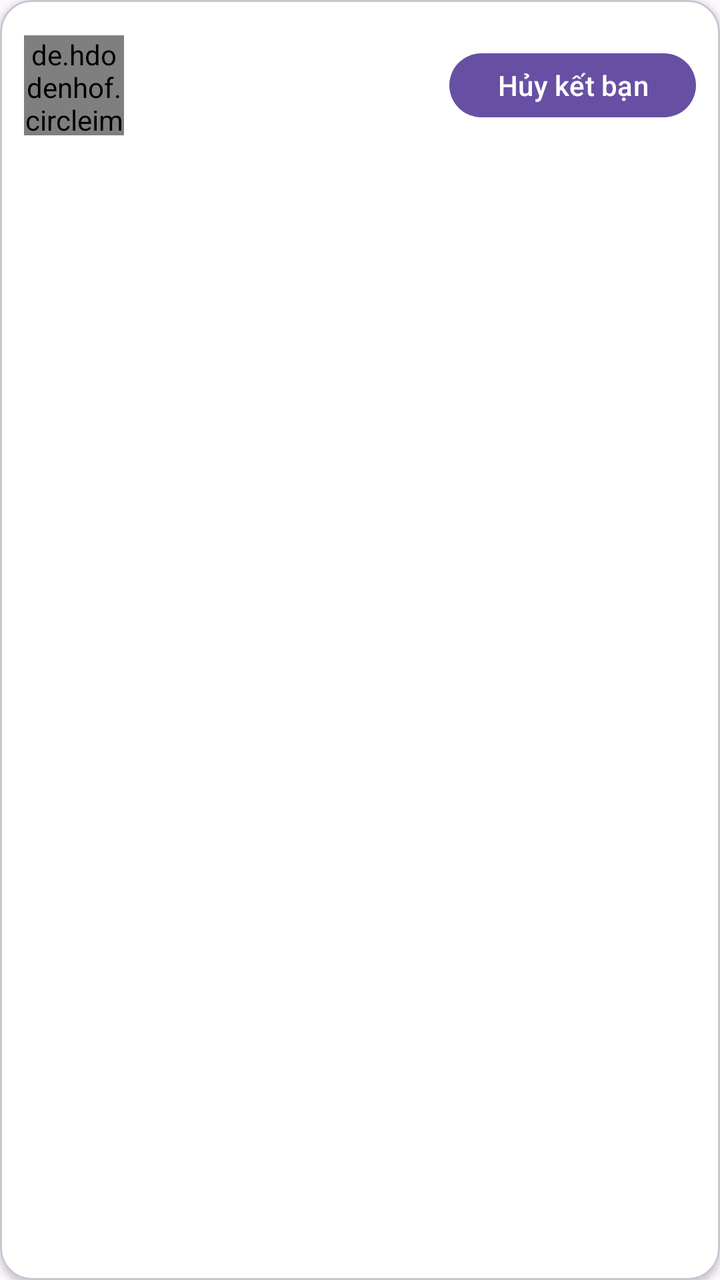
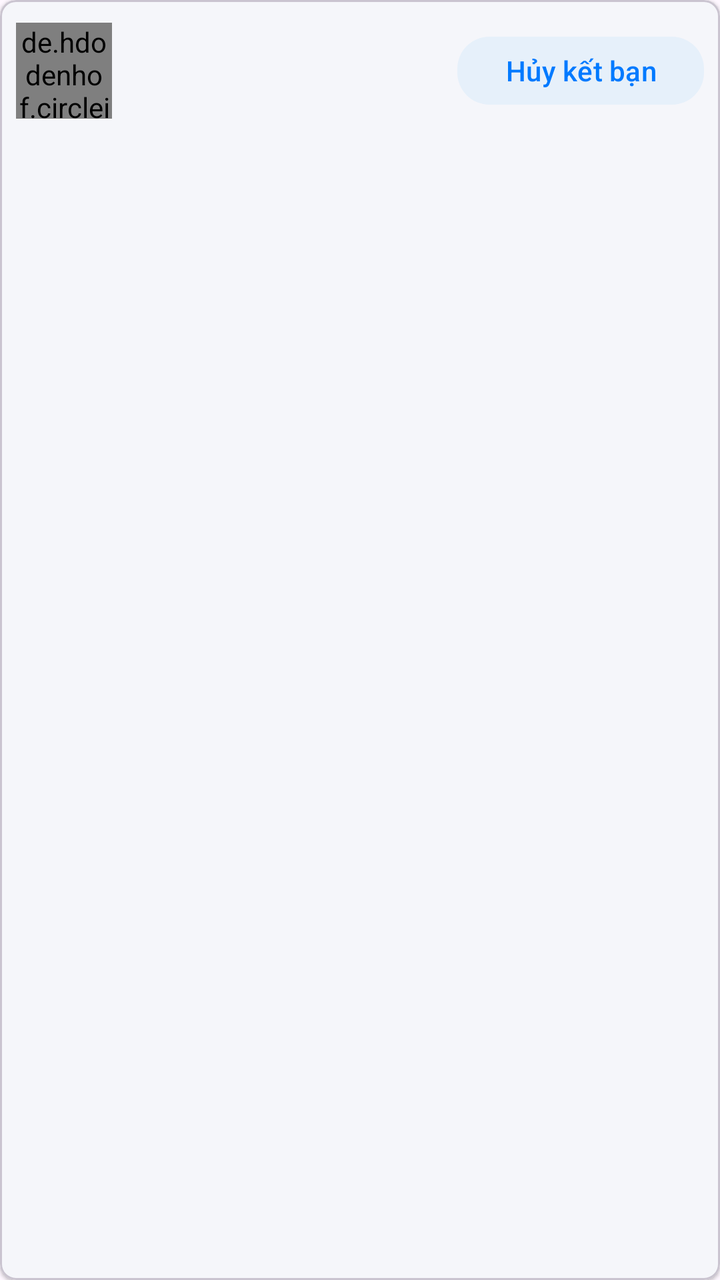

Two renders of the same Android screen: before a commit and after it. Below are the layout's source before the change and the commit's diff.
<!-- AndroidManifest.xml: application theme Theme.VibeChat -->
<!-- res/layout/item_friend.xml -->
<?xml version="1.0" encoding="utf-8"?>
<com.google.android.material.card.MaterialCardView xmlns:android="http://schemas.android.com/apk/res/android"
    xmlns:app="http://schemas.android.com/apk/res-auto"
    android:layout_width="match_parent"
    android:layout_height="wrap_content"
    android:layout_marginHorizontal="16dp"
    android:layout_marginVertical="4dp"
    app:cardBackgroundColor="@color/colorSurface"
    app:cardCornerRadius="16dp"
    app:cardElevation="2dp">

    <androidx.constraintlayout.widget.ConstraintLayout
        android:layout_width="match_parent"
        android:layout_height="wrap_content"
        android:padding="12dp">

        <de.hdodenhof.circleimageview.CircleImageView
            android:id="@+id/profileImageView"
            android:layout_width="50dp"
            android:layout_height="50dp"
            android:src="@drawable/default_avatar"
            app:civ_border_color="@color/colorBackground"
            app:civ_border_width="1dp"
            app:layout_constraintBottom_toBottomOf="parent"
            app:layout_constraintStart_toStartOf="parent"
            app:layout_constraintTop_toTopOf="parent" />

        <LinearLayout
            android:layout_width="0dp"
            android:layout_height="wrap_content"
            android:layout_marginStart="12dp"
            android:layout_marginEnd="12dp"
            android:orientation="vertical"
            app:layout_constraintBottom_toBottomOf="parent"
            app:layout_constraintEnd_toStartOf="@id/unfriendButton"
            app:layout_constraintStart_toEndOf="@id/profileImageView"
            app:layout_constraintTop_toTopOf="parent">

            <TextView
                android:id="@+id/friendNameTextView"
                android:layout_width="match_parent"
                android:layout_height="wrap_content"
                android:ellipsize="end"
                android:maxLines="1"
                android:textColor="@color/colorTextPrimary"
                android:textSize="16sp"
                android:textStyle="bold" />

            <TextView
                android:id="@+id/lastMessageTextView"
                android:layout_width="match_parent"
                android:layout_height="wrap_content"
                android:layout_marginTop="2dp"
                android:ellipsize="end"
                android:maxLines="1"
                android:textColor="@color/colorTextSecondary"
                android:textSize="14sp" />

            <TextView
                android:id="@+id/timestampTextView"
                android:layout_width="match_parent"
                android:layout_height="wrap_content"
                android:layout_marginTop="2dp"
                android:ellipsize="end"
                android:maxLines="1"
                android:textColor="@color/colorTextSecondary"
                android:textSize="12sp" />
        </LinearLayout>

        <com.google.android.material.button.MaterialButton
            android:id="@+id/unfriendButton"
            android:layout_width="wrap_content"
            android:layout_height="40dp"
            android:text="Hủy kết bạn"
            android:textAllCaps="false"
            app:cornerRadius="20dp"
            app:layout_constraintBottom_toBottomOf="parent"
            app:layout_constraintEnd_toEndOf="parent"
            app:layout_constraintTop_toTopOf="parent" />

    </androidx.constraintlayout.widget.ConstraintLayout>
</com.google.android.material.card.MaterialCardView>
<!-- resources referenced by this layout -->
<resources>
  <color name="colorBackground">#F7F9FC</color>
  <color name="colorSurface">#FFFFFF</color>
  <color name="colorTextPrimary">#2D3748</color>
  <color name="colorTextSecondary">#718096</color>
  <!-- drawable default_avatar: png bitmap (drawable, 1239 bytes) -->
  <style name="Theme.VibeChat" parent="Base.Theme.VibeChat" />
  <style name="Base.Theme.VibeChat" parent="Theme.Material3.DayNight.NoActionBar">
          
          
      </style>
</resources>

<!-- the commit's change to res/layout/item_friend.xml (unified diff, before → after) -->
@@ -3,24 +3,24 @@
     xmlns:app="http://schemas.android.com/apk/res-auto"
     android:layout_width="match_parent"
     android:layout_height="wrap_content"
-    android:layout_marginHorizontal="16dp"
-    android:layout_marginVertical="4dp"
-    app:cardBackgroundColor="@color/colorSurface"
-    app:cardCornerRadius="16dp"
-    app:cardElevation="2dp">
+    android:layout_marginHorizontal="8dp"
+    android:layout_marginVertical="2dp"
+    app:cardBackgroundColor="@color/zalo_card_background"
+    app:cardCornerRadius="8dp"
+    app:cardElevation="1dp">
 
     <androidx.constraintlayout.widget.ConstraintLayout
         android:layout_width="match_parent"
         android:layout_height="wrap_content"
-        android:padding="12dp">
+        android:padding="8dp">
 
         <de.hdodenhof.circleimageview.CircleImageView
             android:id="@+id/profileImageView"
-            android:layout_width="50dp"
-            android:layout_height="50dp"
+            android:layout_width="48dp"
+            android:layout_height="48dp"
             android:src="@drawable/default_avatar"
-            app:civ_border_color="@color/colorBackground"
-            app:civ_border_width="1dp"
+            app:civ_border_color="@color/zalo_border"
+            app:civ_border_width="0.5dp"
             app:layout_constraintBottom_toBottomOf="parent"
             app:layout_constraintStart_toStartOf="parent"
             app:layout_constraintTop_toTopOf="parent" />
@@ -28,8 +28,8 @@
         <LinearLayout
             android:layout_width="0dp"
             android:layout_height="wrap_content"
-            android:layout_marginStart="12dp"
-            android:layout_marginEnd="12dp"
+            android:layout_marginStart="10dp"
+            android:layout_marginEnd="8dp"
             android:orientation="vertical"
             app:layout_constraintBottom_toBottomOf="parent"
             app:layout_constraintEnd_toStartOf="@id/unfriendButton"
@@ -42,38 +42,41 @@
                 android:layout_height="wrap_content"
                 android:ellipsize="end"
                 android:maxLines="1"
-                android:textColor="@color/colorTextPrimary"
-                android:textSize="16sp"
+                android:textColor="@color/zalo_text_primary"
+                android:textSize="15sp"
                 android:textStyle="bold" />
 
             <TextView
                 android:id="@+id/lastMessageTextView"
                 android:layout_width="match_parent"
                 android:layout_height="wrap_content"
-                android:layout_marginTop="2dp"
+                android:layout_marginTop="1dp"
                 android:ellipsize="end"
                 android:maxLines="1"
-                android:textColor="@color/colorTextSecondary"
-                android:textSize="14sp" />
+                android:textColor="@color/zalo_text_secondary"
+                android:textSize="13sp" />
 
             <TextView
                 android:id="@+id/timestampTextView"
                 android:layout_width="match_parent"
                 android:layout_height="wrap_content"
-                android:layout_marginTop="2dp"
+                android:layout_marginTop="1dp"
                 android:ellipsize="end"
                 android:maxLines="1"
-                android:textColor="@color/colorTextSecondary"
-                android:textSize="12sp" />
+                android:textColor="@color/zalo_text_secondary"
+                android:textSize="11sp" />
         </LinearLayout>
 
         <com.google.android.material.button.MaterialButton
             android:id="@+id/unfriendButton"
             android:layout_width="wrap_content"
-            android:layout_height="40dp"
+            android:layout_height="42dp"
+            android:minWidth="64dp"
             android:text="Hủy kết bạn"
             android:textAllCaps="false"
-            app:cornerRadius="20dp"
+            android:textColor="@color/zalo_button_text"
+            app:backgroundTint="@color/zalo_button_background"
+            app:cornerRadius="16dp"
             app:layout_constraintBottom_toBottomOf="parent"
             app:layout_constraintEnd_toEndOf="parent"
             app:layout_constraintTop_toTopOf="parent" />
<!-- resource entries referenced after the edit -->
@@ -1,9 +1,11 @@
 <!-- resources referenced by this layout -->
 <resources>
-  <color name="colorBackground">#F7F9FC</color>
-  <color name="colorSurface">#FFFFFF</color>
-  <color name="colorTextPrimary">#2D3748</color>
-  <color name="colorTextSecondary">#718096</color>
+  <color name="zalo_border">#E0E0E0</color>
+  <color name="zalo_button_background">#E6F0FA</color>
+  <color name="zalo_button_text">#007AFF</color>
+  <color name="zalo_card_background">#F5F6FA</color>
+  <color name="zalo_text_primary">#1A1A1A</color>
+  <color name="zalo_text_secondary">#666666</color>
   <!-- drawable default_avatar: png bitmap (drawable, 1239 bytes) -->
   <style name="Theme.VibeChat" parent="Base.Theme.VibeChat" />
   <style name="Base.Theme.VibeChat" parent="Theme.Material3.DayNight.NoActionBar">
